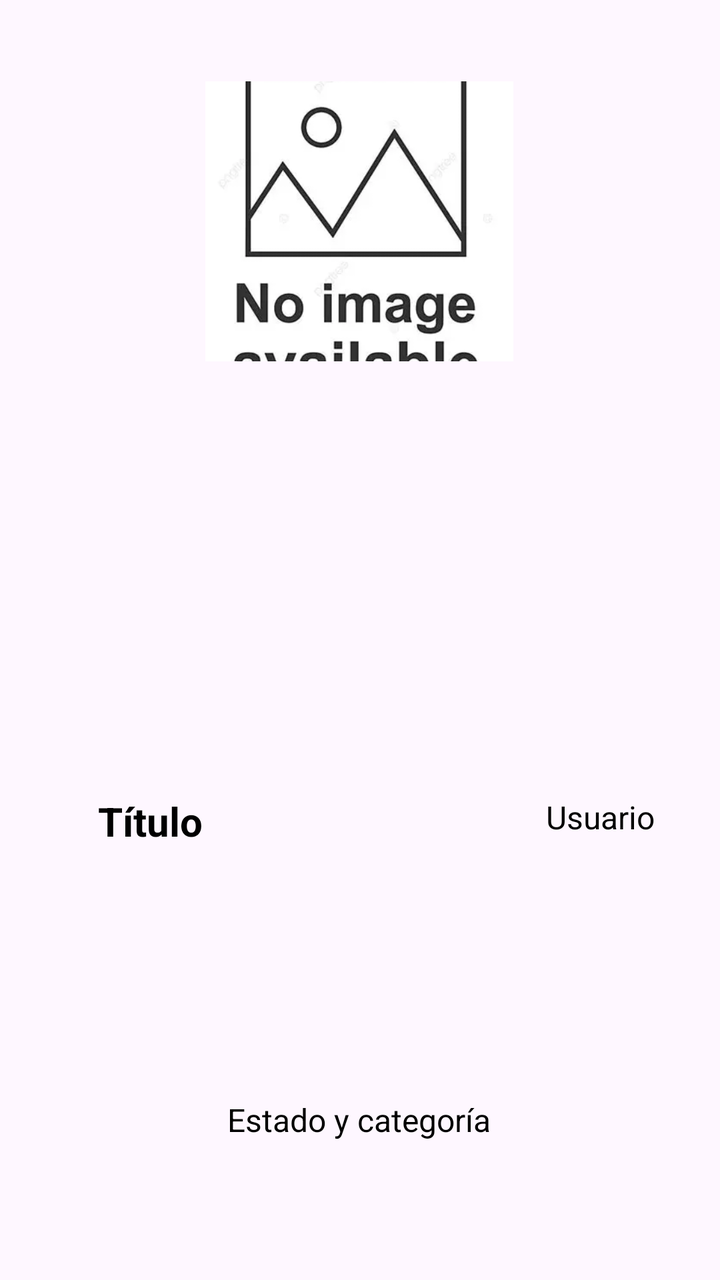
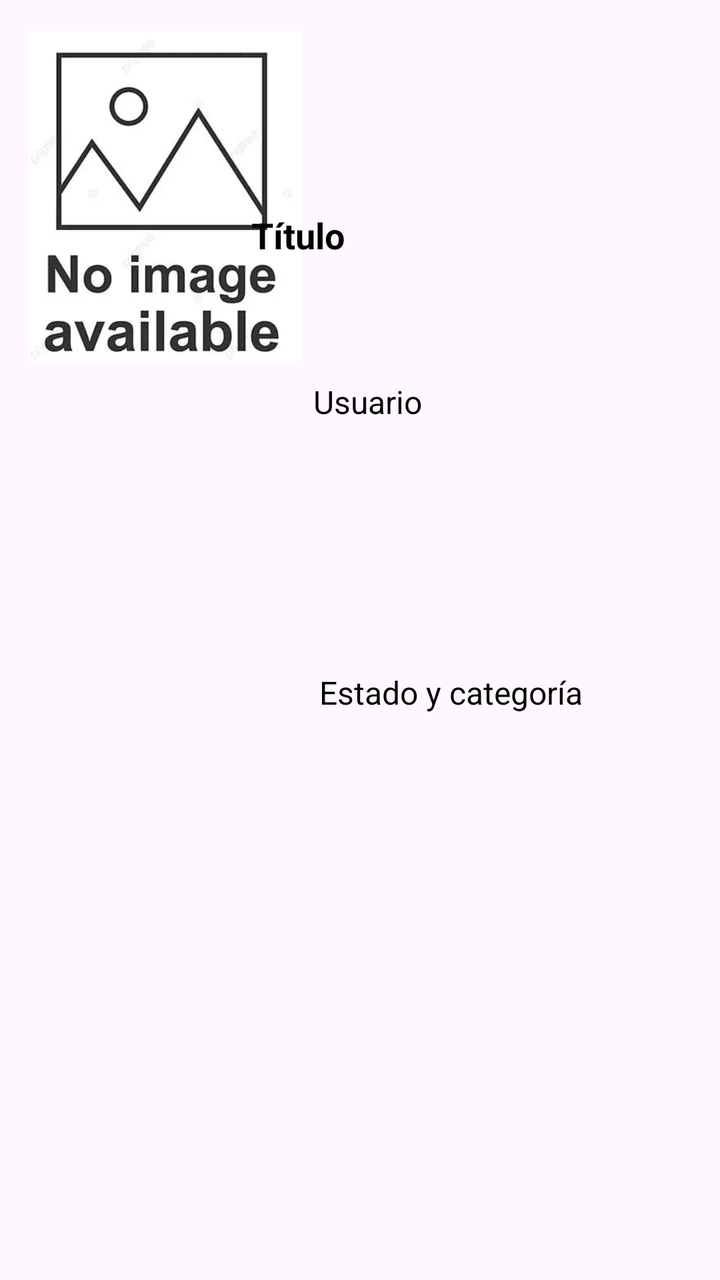

Two renders of the same Android screen: before a commit and after it. Below are the layout's source before the change and the commit's diff.
<!-- AndroidManifest.xml: application theme Theme.Proyecto -->
<!-- res/layout/listitem.xml -->
<?xml version="1.0" encoding="utf-8"?>
<androidx.constraintlayout.widget.ConstraintLayout xmlns:android="http://schemas.android.com/apk/res/android"
    xmlns:app="http://schemas.android.com/apk/res-auto"
    xmlns:tools="http://schemas.android.com/tools"
    android:id="@+id/main"
    android:layout_width="match_parent"
    android:layout_height="wrap_content"
    tools:context=".ItemActivity">


    <ImageView
        android:id="@+id/panelImage"
        android:layout_width="160dp"
        android:layout_height="140dp"
        android:backgroundTint="#000000"
        android:padding="3dp"
        android:scaleType="centerCrop"
        android:src="@mipmap/imgnotfound"
        app:layout_constraintBottom_toBottomOf="parent"
        app:layout_constraintEnd_toEndOf="parent"
        app:layout_constraintHorizontal_bias="0.498"
        app:layout_constraintStart_toStartOf="parent"
        app:layout_constraintTop_toTopOf="parent"
        app:layout_constraintVertical_bias="0.081" />

    <TextView
        android:id="@+id/labelTitulo"
        android:layout_width="wrap_content"
        android:layout_height="wrap_content"
        android:gravity="center"
        android:text="Título"
        android:textAlignment="center"
        android:textColor="#000000"
        android:textSize="20sp"
        android:textStyle="bold"
        app:layout_constraintBottom_toBottomOf="parent"
        app:layout_constraintEnd_toEndOf="parent"
        app:layout_constraintHorizontal_bias="0.159"
        app:layout_constraintStart_toStartOf="parent"
        app:layout_constraintTop_toBottomOf="@+id/panelImage" />

    <TextView
        android:id="@+id/labelEstadoYCategoria"
        android:layout_width="wrap_content"
        android:layout_height="wrap_content"
        android:layout_marginTop="60dp"
        android:gravity="center"
        android:text="Estado y categoría"
        android:textAlignment="center"
        android:textColor="#000000"
        android:textSize="16sp"
        app:layout_constraintBottom_toBottomOf="parent"
        app:layout_constraintEnd_toEndOf="parent"
        app:layout_constraintHorizontal_bias="0.498"
        app:layout_constraintStart_toStartOf="parent"
        app:layout_constraintTop_toBottomOf="@+id/labelUsuario" />

    <TextView
        android:id="@+id/labelUsuario"
        android:layout_width="wrap_content"
        android:layout_height="wrap_content"
        android:layout_marginBottom="4dp"
        android:gravity="center"
        android:text="Usuario"
        android:textAlignment="center"
        android:textColor="#000000"
        android:textSize="16sp"
        app:layout_constraintBottom_toBottomOf="parent"
        app:layout_constraintEnd_toEndOf="parent"
        app:layout_constraintHorizontal_bias="0.893"
        app:layout_constraintStart_toStartOf="parent"
        app:layout_constraintTop_toBottomOf="@+id/panelImage" />


</androidx.constraintlayout.widget.ConstraintLayout>
<!-- resources referenced by this layout -->
<resources>
  <!-- mipmap imgnotfound: png bitmap (mipmap-mdpi, 48164 bytes) -->
  <style name="Theme.Proyecto" parent="Base.Theme.Proyecto" />
  <style name="Base.Theme.Proyecto" parent="Theme.Material3.DayNight.NoActionBar">
          
          
      </style>
</resources>

<!-- the commit's change to res/layout/listitem.xml (unified diff, before → after) -->
@@ -10,40 +10,39 @@
 
     <ImageView
         android:id="@+id/panelImage"
-        android:layout_width="160dp"
-        android:layout_height="140dp"
+        android:layout_width="137dp"
+        android:layout_height="171dp"
         android:backgroundTint="#000000"
         android:padding="3dp"
         android:scaleType="centerCrop"
         android:src="@mipmap/imgnotfound"
         app:layout_constraintBottom_toBottomOf="parent"
         app:layout_constraintEnd_toEndOf="parent"
-        app:layout_constraintHorizontal_bias="0.498"
+        app:layout_constraintHorizontal_bias="0.063"
         app:layout_constraintStart_toStartOf="parent"
         app:layout_constraintTop_toTopOf="parent"
-        app:layout_constraintVertical_bias="0.081" />
+        app:layout_constraintVertical_bias="0.027" />
 
     <TextView
         android:id="@+id/labelTitulo"
-        android:layout_width="wrap_content"
-        android:layout_height="wrap_content"
-        android:gravity="center"
+        android:layout_width="208dp"
+        android:layout_height="64dp"
+        android:gravity="center|left"
         android:text="Título"
-        android:textAlignment="center"
         android:textColor="#000000"
-        android:textSize="20sp"
+        android:textSize="18sp"
         android:textStyle="bold"
         app:layout_constraintBottom_toBottomOf="parent"
         app:layout_constraintEnd_toEndOf="parent"
-        app:layout_constraintHorizontal_bias="0.159"
+        app:layout_constraintHorizontal_bias="0.827"
         app:layout_constraintStart_toStartOf="parent"
-        app:layout_constraintTop_toBottomOf="@+id/panelImage" />
+        app:layout_constraintTop_toTopOf="parent"
+        app:layout_constraintVertical_bias="0.149" />
 
     <TextView
         android:id="@+id/labelEstadoYCategoria"
         android:layout_width="wrap_content"
         android:layout_height="wrap_content"
-        android:layout_marginTop="60dp"
         android:gravity="center"
         android:text="Estado y categoría"
         android:textAlignment="center"
@@ -51,25 +50,26 @@
         android:textSize="16sp"
         app:layout_constraintBottom_toBottomOf="parent"
         app:layout_constraintEnd_toEndOf="parent"
-        app:layout_constraintHorizontal_bias="0.498"
-        app:layout_constraintStart_toStartOf="parent"
-        app:layout_constraintTop_toBottomOf="@+id/labelUsuario" />
+        app:layout_constraintHorizontal_bias="0.112"
+        app:layout_constraintStart_toEndOf="@+id/panelImage"
+        app:layout_constraintTop_toBottomOf="@+id/labelUsuario"
+        app:layout_constraintVertical_bias="0.304" />
 
     <TextView
         android:id="@+id/labelUsuario"
         android:layout_width="wrap_content"
         android:layout_height="wrap_content"
-        android:layout_marginBottom="4dp"
-        android:gravity="center"
+        android:layout_marginTop="12dp"
+        android:layout_marginEnd="120dp"
         android:text="Usuario"
-        android:textAlignment="center"
         android:textColor="#000000"
         android:textSize="16sp"
         app:layout_constraintBottom_toBottomOf="parent"
         app:layout_constraintEnd_toEndOf="parent"
-        app:layout_constraintHorizontal_bias="0.893"
-        app:layout_constraintStart_toStartOf="parent"
-        app:layout_constraintTop_toBottomOf="@+id/panelImage" />
+        app:layout_constraintHorizontal_bias="0.168"
+        app:layout_constraintStart_toEndOf="@+id/panelImage"
+        app:layout_constraintTop_toBottomOf="@+id/labelTitulo"
+        app:layout_constraintVertical_bias="0.062" />
 
 
 </androidx.constraintlayout.widget.ConstraintLayout>
